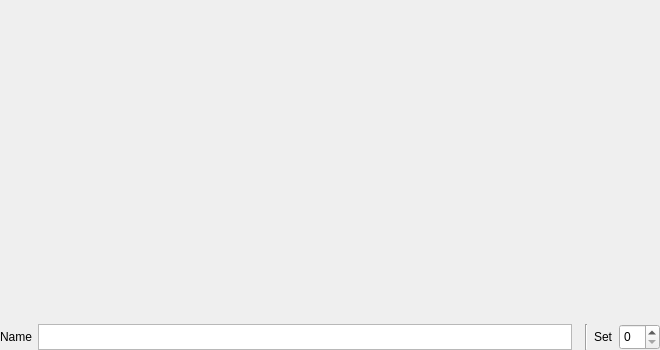
First picture: the form in src/LiveFrame.ui, repository oli-kester/kepler34, before the edit.
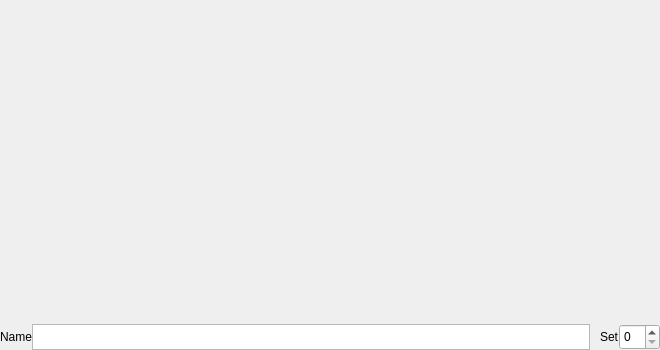
Second picture: the form after the edit.

Commit message: detailed sequence thumbnails now displayed in live frame

Diff of the .ui file:
```diff
--- a/src/LiveFrame.ui
+++ b/src/LiveFrame.ui
@@ -32,6 +32,9 @@
    <enum>QFrame::Plain</enum>
   </property>
   <layout class="QVBoxLayout" name="verticalLayout">
+   <property name="spacing">
+    <number>0</number>
+   </property>
    <property name="leftMargin">
     <number>0</number>
    </property>
@@ -130,6 +133,18 @@
      </item>
      <item>
       <widget class="Line" name="line">
+       <property name="sizePolicy">
+        <sizepolicy hsizetype="Fixed" vsizetype="Fixed">
+         <horstretch>0</horstretch>
+         <verstretch>0</verstretch>
+        </sizepolicy>
+       </property>
+       <property name="baseSize">
+        <size>
+         <width>0</width>
+         <height>20</height>
+        </size>
+       </property>
        <property name="orientation">
         <enum>Qt::Vertical</enum>
        </property>
```
Left out of the diff: 24 changed lines with no effect on the pictures. The commit also changes 5 other files.
